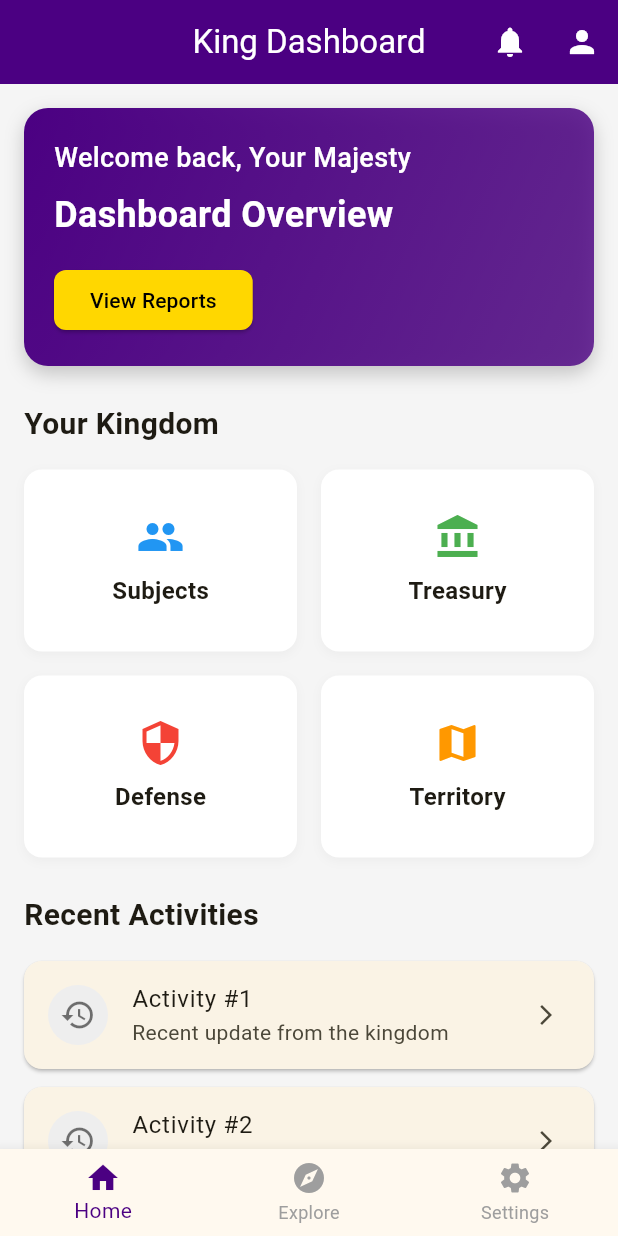
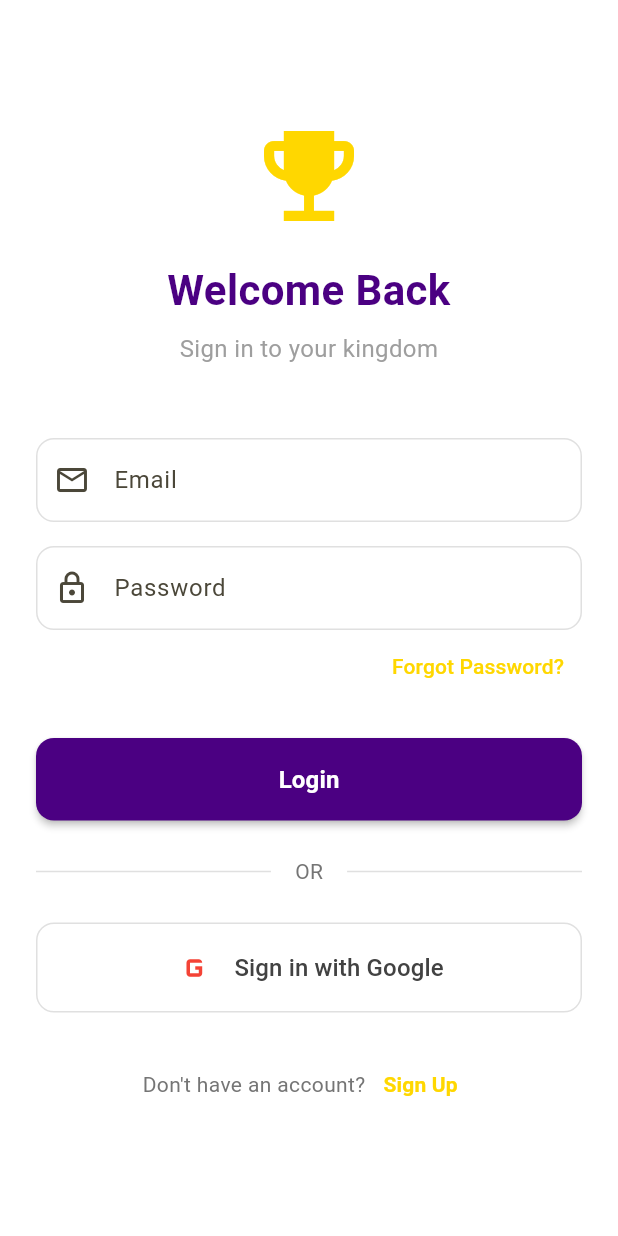
Before and after one commit to could-ai/019aa25d-a50a-74e4-b0de-bf9145ed2ac3, a Flutter app: the screen it shows after launch, on a phone screen of 412 x 824 dp. Run offline on Flutter 3.47's test engine with Material 3 defaults, Android fonts, the phone set to English and light mode, and no system bars.

Commit message:
Created LoginScreen with email/password form and Google Sign-In button. Includes validation, loading states, and navigation to Home.; Added /login route to MaterialApp routes configuration.; Updated SplashScreen to navigate to /login instead of /home after the animation finishes.

```diff
--- a/usr/lib/main.dart
+++ b/usr/lib/main.dart
@@ -1,6 +1,7 @@
 import 'package:flutter/material.dart';
 import 'package:couldai_user_app/screens/splash_screen.dart';
 import 'package:couldai_user_app/screens/home_screen.dart';
+import 'package:couldai_user_app/screens/login_screen.dart';
 
 void main() {
   runApp(const KingApp());
@@ -33,6 +34,7 @@ class KingApp extends StatelessWidget {
       initialRoute: '/',
       routes: {
         '/': (context) => const SplashScreen(),
+        '/login': (context) => const LoginScreen(),
         '/home': (context) => const HomeScreen(),
       },
     );
--- /dev/null
+++ b/usr/lib/screens/login_screen.dart
@@ -0,0 +1,269 @@
+import 'package:flutter/material.dart';
+
+class LoginScreen extends StatefulWidget {
+  const LoginScreen({super.key});
+
+  @override
+  State<LoginScreen> createState() => _LoginScreenState();
+}
+
+class _LoginScreenState extends State<LoginScreen> {
+  final _formKey = GlobalKey<FormState>();
+  final _emailController = TextEditingController();
+  final _passwordController = TextEditingController();
+  bool _isLoading = false;
+
+  void _handleLogin() async {
+    if (_formKey.currentState!.validate()) {
+      setState(() => _isLoading = true);
+      // Mock network delay to simulate authentication
+      await Future.delayed(const Duration(seconds: 2));
+      if (mounted) {
+        setState(() => _isLoading = false);
+        Navigator.of(context).pushReplacementNamed('/home');
+      }
+    }
+  }
+
+  void _handleGoogleLogin() async {
+    setState(() => _isLoading = true);
+    // Mock network delay to simulate Google authentication
+    await Future.delayed(const Duration(seconds: 2));
+    if (mounted) {
+      setState(() => _isLoading = false);
+      Navigator.of(context).pushReplacementNamed('/home');
+    }
+  }
+
+  @override
+  void dispose() {
+    _emailController.dispose();
+    _passwordController.dispose();
+    super.dispose();
+  }
+
+  @override
+  Widget build(BuildContext context) {
+    return Scaffold(
+      backgroundColor: Colors.white,
+      body: SafeArea(
+        child: Center(
+          child: SingleChildScrollView(
+            padding: const EdgeInsets.all(24.0),
+            child: Form(
+              key: _formKey,
+              child: Column(
+                mainAxisAlignment: MainAxisAlignment.center,
+                crossAxisAlignment: CrossAxisAlignment.stretch,
+                children: [
+                  // Logo
+                  Icon(
+                    Icons.emoji_events,
+                    size: 80,
+                    color: Theme.of(context).colorScheme.primary,
+                  ),
+                  const SizedBox(height: 16),
+                  Text(
+                    'Welcome Back',
+                    textAlign: TextAlign.center,
+                    style: TextStyle(
+                      fontSize: 28,
+                      fontWeight: FontWeight.bold,
+                      color: Theme.of(context).colorScheme.secondary,
+                    ),
+                  ),
+                  const SizedBox(height: 8),
+                  const Text(
+                    'Sign in to your kingdom',
+                    textAlign: TextAlign.center,
+                    style: TextStyle(
+                      color: Colors.grey,
+                      fontSize: 16,
+                    ),
+                  ),
+                  const SizedBox(height: 48),
+
+                  // Email Field
+                  TextFormField(
+                    controller: _emailController,
+                    keyboardType: TextInputType.emailAddress,
+                    decoration: InputDecoration(
+                      labelText: 'Email',
+                      prefixIcon: const Icon(Icons.email_outlined),
+                      border: OutlineInputBorder(
+                        borderRadius: BorderRadius.circular(12),
+                      ),
+                      enabledBorder: OutlineInputBorder(
+                        borderRadius: BorderRadius.circular(12),
+                        borderSide: BorderSide(color: Colors.grey.shade300),
+                      ),
+                      focusedBorder: OutlineInputBorder(
+                        borderRadius: BorderRadius.circular(12),
+                        borderSide: BorderSide(
+                          color: Theme.of(context).colorScheme.secondary,
+                          width: 2,
+                        ),
+                      ),
+                    ),
+                    validator: (value) {
+                      if (value == null || value.isEmpty) {
+                        return 'Please enter your email';
+                      }
+                      if (!value.contains('@')) {
+                        return 'Please enter a valid email';
+                      }
+                      return null;
+                    },
+                  ),
+                  const SizedBox(height: 16),
+
+                  // Password Field
+                  TextFormField(
+                    controller: _passwordController,
+                    obscureText: true,
+                    decoration: InputDecoration(
+                      labelText: 'Password',
+                      prefixIcon: const Icon(Icons.lock_outlined),
+                      border: OutlineInputBorder(
+                        borderRadius: BorderRadius.circular(12),
+                      ),
+                      enabledBorder: OutlineInputBorder(
+                        borderRadius: BorderRadius.circular(12),
+                        borderSide: BorderSide(color: Colors.grey.shade300),
+                      ),
+                      focusedBorder: OutlineInputBorder(
+                        borderRadius: BorderRadius.circular(12),
+                        borderSide: BorderSide(
+                          color: Theme.of(context).colorScheme.secondary,
+                          width: 2,
+                        ),
+                      ),
+                    ),
+                    validator: (value) {
+                      if (value == null || value.isEmpty) {
+                        return 'Please enter your password';
+                      }
+                      if (value.length < 6) {
+                        return 'Password must be at least 6 characters';
+                      }
+                      return null;
+                    },
+                  ),
+
+                  Align(
+                    alignment: Alignment.centerRight,
+                    child: TextButton(
+                      onPressed: () {
+                        // TODO: Implement forgot password
+                      },
+                      child: const Text('Forgot Password?'),
+                    ),
+                  ),
+
+                  const SizedBox(height: 24),
+
+                  // Login Button
+                  ElevatedButton(
+                    onPressed: _isLoading ? null : _handleLogin,
+                    style: ElevatedButton.styleFrom(
+                      backgroundColor: Theme.of(context).colorScheme.secondary,
+                      foregroundColor: Colors.white,
+                      padding: const EdgeInsets.symmetric(vertical: 16),
+                      shape: RoundedRectangleBorder(
+                        borderRadius: BorderRadius.circular(12),
+                      ),
+                      elevation: 2,
+                    ),
+                    child: _isLoading
+                        ? const SizedBox(
+                            height: 20,
+                            width: 20,
+                            child: CircularProgressIndicator(
+                              color: Colors.white,
+                              strokeWidth: 2,
+                            ),
+                          )
+                        : const Text(
+                            'Login',
+                            style: TextStyle(fontSize: 16, fontWeight: FontWeight.bold),
+                          ),
+                  ),
+
+                  const SizedBox(height: 24),
+
+                  // Divider
+                  Row(
+                    children: [
+                      Expanded(child: Divider(color: Colors.grey.shade300)),
+                      Padding(
+                        padding: const EdgeInsets.symmetric(horizontal: 16),
+                        child: Text(
+                          'OR',
+                          style: TextStyle(color: Colors.grey.shade600),
+                        ),
+                      ),
+                      Expanded(child: Divider(color: Colors.grey.shade300)),
+                    ],
+                  ),
+
+                  const SizedBox(height: 24),
+
+                  // Google Login Button
+                  OutlinedButton(
+                    onPressed: _isLoading ? null : _handleGoogleLogin,
+                    style: OutlinedButton.styleFrom(
+                      padding: const EdgeInsets.symmetric(vertical: 16),
+                      side: BorderSide(color: Colors.grey.shade300),
+                      shape: RoundedRectangleBorder(
+                        borderRadius: BorderRadius.circular(12),
+                      ),
+                    ),
+                    child: Row(
+                      mainAxisAlignment: MainAxisAlignment.center,
+                      children: [
+                        // Using a colored Icon to represent Google since we don't have assets yet
+                        // In a real app, use flutter_svg with the Google logo asset
+                        const Icon(Icons.g_mobiledata, size: 28, color: Colors.red),
+                        const SizedBox(width: 12),
+                        Text(
+                          'Sign in with Google',
+                          style: TextStyle(
+                            fontSize: 16,
+                            color: Colors.grey.shade800,
+                            fontWeight: FontWeight.w500,
+                          ),
+                        ),
+                      ],
+                    ),
+                  ),
+
+                  const SizedBox(height: 24),
+
+                  // Sign Up Link
+                  Row(
+                    mainAxisAlignment: MainAxisAlignment.center,
+                    children: [
+                      Text(
+                        "Don't have an account?",
+                        style: TextStyle(color: Colors.grey.shade600),
+                      ),
+                      TextButton(
+                        onPressed: () {
+                          // TODO: Navigate to Sign Up
+                        },
+                        child: const Text(
+                          'Sign Up',
+                          style: TextStyle(fontWeight: FontWeight.bold),
+                        ),
+                      ),
+                    ],
+                  ),
+                ],
+              ),
+            ),
+          ),
+        ),
+      ),
+    );
+  }
+}
--- a/usr/lib/screens/splash_screen.dart
+++ b/usr/lib/screens/splash_screen.dart
@@ -26,7 +26,8 @@ class _SplashScreenState extends State<SplashScreen> with SingleTickerProviderSt
     );
 
     Timer(const Duration(seconds: 3), () {
-      Navigator.of(context).pushReplacementNamed('/home');
+      // Navigate to Login instead of Home
+      Navigator.of(context).pushReplacementNamed('/login');
     });
   }
 
```
